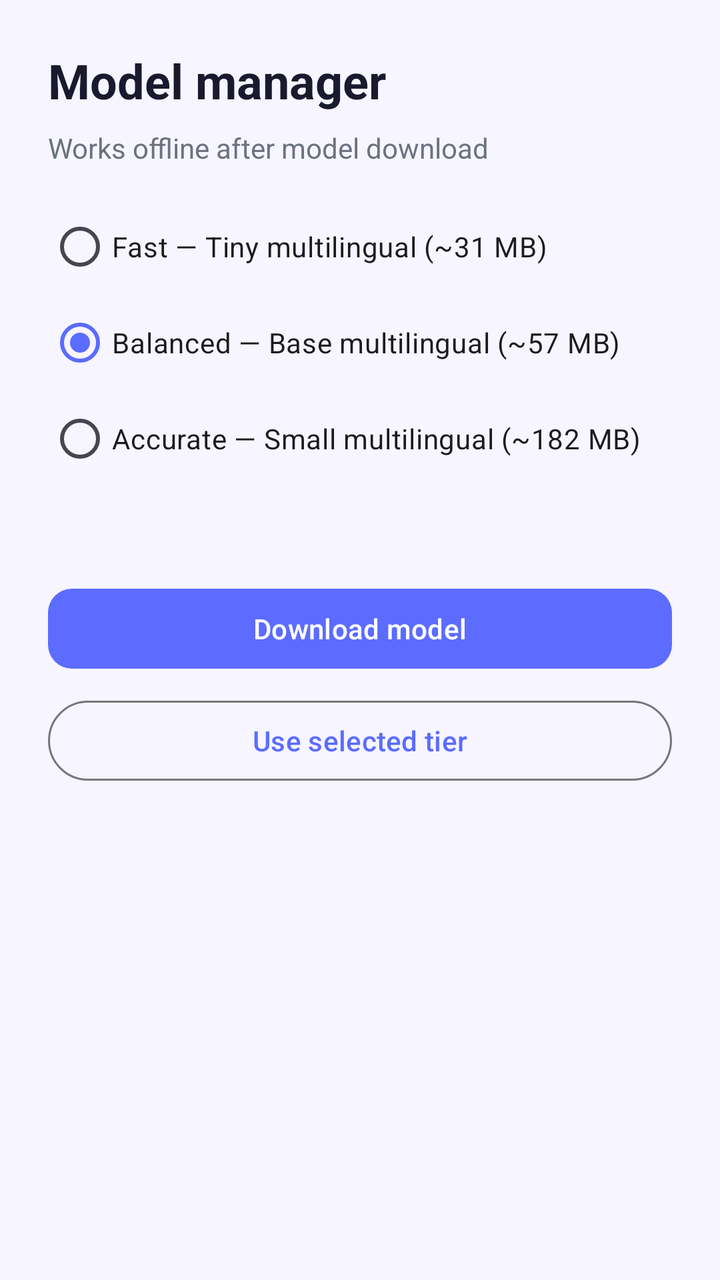
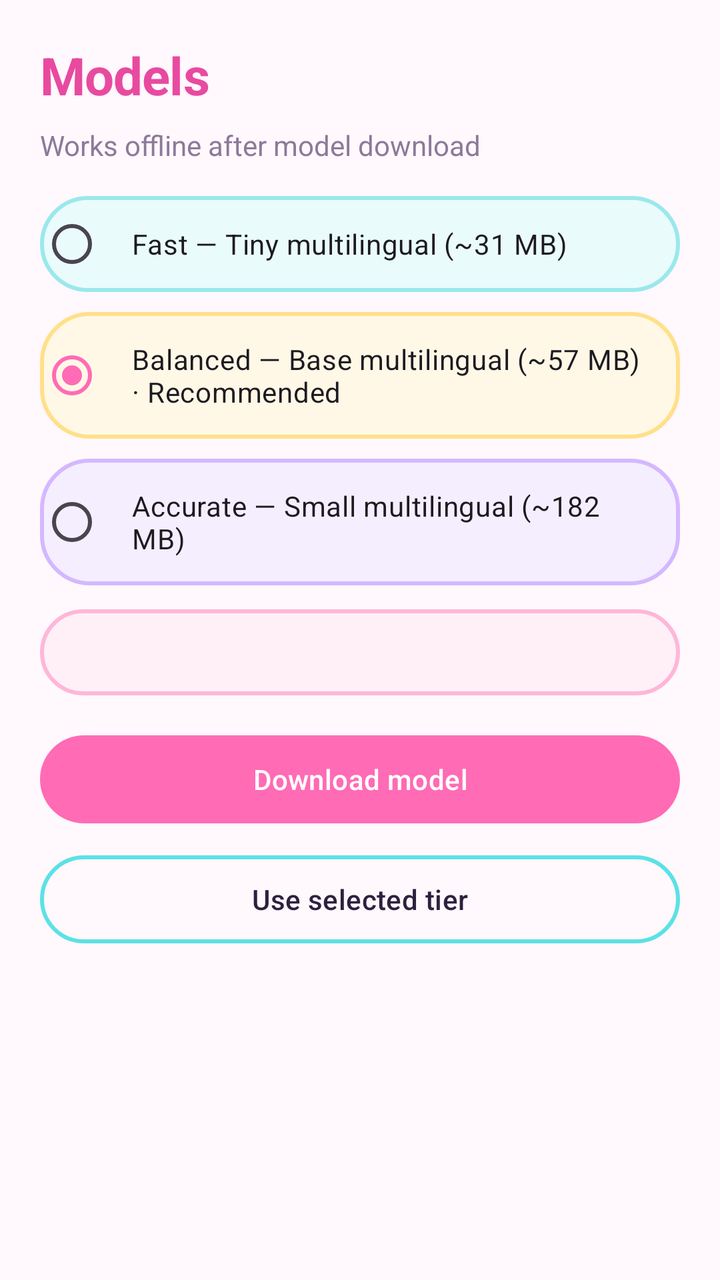

Screens rendered from an Android XML layout before and after an edit, with the pre-edit source and the edit as a unified diff.
<!-- AndroidManifest.xml: application theme Theme.CaptionAction -->
<!-- res/layout/activity_model_manager.xml -->
<?xml version="1.0" encoding="utf-8"?>
<ScrollView xmlns:android="http://schemas.android.com/apk/res/android"
    android:layout_width="match_parent"
    android:layout_height="match_parent"
    android:background="@color/ca_bg"
    android:padding="24dp">
    <LinearLayout
        android:layout_width="match_parent"
        android:layout_height="wrap_content"
        android:orientation="vertical">
        <TextView
            style="@style/TextAppearance.CaptionAction.Title"
            android:layout_width="match_parent"
            android:layout_height="wrap_content"
            android:text="@string/model_manager" />
        <TextView
            android:layout_width="match_parent"
            android:layout_height="wrap_content"
            android:layout_marginTop="8dp"
            android:text="@string/offline_ready"
            android:textColor="@color/ca_muted" />
        <RadioGroup
            android:id="@+id/modelGroup"
            android:layout_width="match_parent"
            android:layout_height="wrap_content"
            android:layout_marginTop="16dp">
            <RadioButton android:id="@+id/radioFast" android:layout_width="match_parent" android:layout_height="wrap_content" android:text="@string/model_fast" />
            <RadioButton android:id="@+id/radioBalanced" android:layout_width="match_parent" android:layout_height="wrap_content" android:text="@string/model_balanced" android:checked="true" />
            <RadioButton android:id="@+id/radioAccurate" android:layout_width="match_parent" android:layout_height="wrap_content" android:text="@string/model_accurate" />
        </RadioGroup>
        <TextView
            android:id="@+id/modelStatus"
            android:layout_width="match_parent"
            android:layout_height="wrap_content"
            android:layout_marginTop="12dp" />
        <ProgressBar
            android:id="@+id/downloadProgress"
            style="?android:attr/progressBarStyleHorizontal"
            android:layout_width="match_parent"
            android:layout_height="wrap_content"
            android:layout_marginTop="8dp"
            android:visibility="gone"
            android:max="100" />
        <com.google.android.material.button.MaterialButton
            android:id="@+id/btnDownload"
            android:layout_width="match_parent"
            android:layout_height="wrap_content"
            android:layout_marginTop="16dp"
            android:text="@string/download_model" />
        <com.google.android.material.button.MaterialButton
            android:id="@+id/btnSelect"
            style="@style/Widget.Material3.Button.OutlinedButton"
            android:layout_width="match_parent"
            android:layout_height="wrap_content"
            android:layout_marginTop="8dp"
            android:text="Use selected tier" />
    </LinearLayout>
</ScrollView>
<!-- resources referenced by this layout -->
<resources>
  <color name="ca_bg">#F7F5FF</color>
  <color name="ca_muted">#6B7280</color>
  <string name="model_balanced">Balanced — Base multilingual (~57 MB)</string>
  <string name="model_manager">Model manager</string>
  <style name="TextAppearance.CaptionAction.Title" parent="TextAppearance.Material3.HeadlineSmall">
          <item name="android:textColor">@color/ca_text</item>
          <item name="android:textStyle">bold</item>
      </style>
  <style name="Theme.CaptionAction" parent="Theme.Material3.Light.NoActionBar">
          <item name="colorPrimary">@color/ca_primary</item>
          <item name="colorPrimaryDark">@color/ca_primary_dark</item>
          <item name="colorAccent">@color/ca_accent</item>
          <item name="android:statusBarColor">@color/ca_primary</item>
          <item name="android:navigationBarColor">@color/ca_bg</item>
          <item name="android:windowBackground">@color/ca_bg</item>
          <item name="materialButtonStyle">@style/Widget.CaptionAction.Button</item>
      </style>
  <color name="ca_text">#1A1A2E</color>
  <color name="ca_primary">#5B6CFF</color>
  <color name="ca_primary_dark">#3D4AD1</color>
  <color name="ca_accent">#FF8FAB</color>
  <style name="Widget.CaptionAction.Button" parent="Widget.Material3.Button">
          <item name="cornerRadius">12dp</item>
      </style>
  <!-- unchanged entries left out for length: 4 -->
</resources>

<!-- the commit's change to res/layout/activity_model_manager.xml (unified diff, before → after) -->
@@ -1,58 +1,158 @@
 <?xml version="1.0" encoding="utf-8"?>
-<ScrollView xmlns:android="http://schemas.android.com/apk/res/android"
+<FrameLayout xmlns:android="http://schemas.android.com/apk/res/android"
+    xmlns:app="http://schemas.android.com/apk/res-auto"
     android:layout_width="match_parent"
     android:layout_height="match_parent"
-    android:background="@color/ca_bg"
-    android:padding="24dp">
-    <LinearLayout
+    android:background="@color/ca_bg">
+
+    <ScrollView
         android:layout_width="match_parent"
-        android:layout_height="wrap_content"
-        android:orientation="vertical">
-        <TextView
-            style="@style/TextAppearance.CaptionAction.Title"
+        android:layout_height="match_parent"
+        android:padding="20dp">
+        <LinearLayout
             android:layout_width="match_parent"
             android:layout_height="wrap_content"
-            android:text="@string/model_manager" />
-        <TextView
+            android:orientation="vertical">
+
+            <TextView
+                style="@style/TextAppearance.CaptionAction.Title"
+                android:layout_width="match_parent"
+                android:layout_height="wrap_content"
+                android:text="@string/model_manager"
+                android:textSize="26sp" />
+
+            <TextView
+                android:layout_width="match_parent"
+                android:layout_height="wrap_content"
+                android:layout_marginTop="8dp"
+                android:text="@string/offline_ready"
+                android:textColor="@color/ca_muted" />
+
+            <RadioGroup
+                android:id="@+id/modelGroup"
+                android:layout_width="match_parent"
+                android:layout_height="wrap_content"
+                android:layout_marginTop="16dp">
+
+                <RadioButton
+                    android:id="@+id/radioFast"
+                    android:layout_width="match_parent"
+                    android:layout_height="wrap_content"
+                    android:background="@drawable/bg_card_cyan"
+                    android:layout_marginBottom="10dp"
+                    android:padding="14dp"
+                    android:text="@string/model_fast" />
+
+                <RadioButton
+                    android:id="@+id/radioBalanced"
+                    android:layout_width="match_parent"
+                    android:layout_height="wrap_content"
+                    android:background="@drawable/bg_card_yellow"
+                    android:layout_marginBottom="10dp"
+                    android:padding="14dp"
+                    android:text="@string/model_balanced"
+                    android:checked="true" />
+
+                <RadioButton
+                    android:id="@+id/radioAccurate"
+                    android:layout_width="match_parent"
+                    android:layout_height="wrap_content"
+                    android:background="@drawable/bg_card_lavender"
+                    android:padding="14dp"
+                    android:text="@string/model_accurate" />
+            </RadioGroup>
+
+            <TextView
+                android:id="@+id/modelStatus"
+                android:layout_width="match_parent"
+                android:layout_height="wrap_content"
+                android:layout_marginTop="12dp"
+                android:background="@drawable/bg_card_pink"
+                android:padding="12dp"
+                android:textColor="@color/ca_text" />
+
+            <com.google.android.material.button.MaterialButton
+                android:id="@+id/btnDownload"
+                android:layout_width="match_parent"
+                android:layout_height="wrap_content"
+                android:layout_marginTop="16dp"
+                android:text="@string/download_model" />
+
+            <com.google.android.material.button.MaterialButton
+                android:id="@+id/btnSelect"
+                style="@style/Widget.CaptionAction.Button.Secondary"
+                android:layout_width="match_parent"
+                android:layout_height="wrap_content"
+                android:layout_marginTop="8dp"
+                android:text="@string/use_selected_tier" />
+        </LinearLayout>
+    </ScrollView>
+
+    
+    <FrameLayout
+        android:id="@+id/loadingOverlay"
+        android:layout_width="match_parent"
+        android:layout_height="match_parent"
+        android:background="#CCFFF8FC"
+        android:clickable="true"
+        android:focusable="true"
+        android:visibility="gone">
+
+        <LinearLayout
             android:layout_width="match_parent"
             android:layout_height="wrap_content"
-            android:layout_marginTop="8dp"
-            android:text="@string/offline_ready"
-            android:textColor="@color/ca_muted" />
-        <RadioGroup
-            android:id="@+id/modelGroup"
-            android:layout_width="match_parent"
-            android:layout_height="wrap_content"
-            android:layout_marginTop="16dp">
-            <RadioButton android:id="@+id/radioFast" android:layout_width="match_parent" android:layout_height="wrap_content" android:text="@string/model_fast" />
-            <RadioButton android:id="@+id/radioBalanced" android:layout_width="match_parent" android:layout_height="wrap_content" android:text="@string/model_balanced" android:checked="true" />
-            <RadioButton android:id="@+id/radioAccurate" android:layout_width="match_parent" android:layout_height="wrap_content" android:text="@string/model_accurate" />
-        </RadioGroup>
-        <TextView
-            android:id="@+id/modelStatus"
-            android:layout_width="match_parent"
-            android:layout_height="wrap_content"
-            android:layout_marginTop="12dp" />
-        <ProgressBar
-            android:id="@+id/downloadProgress"
-            style="?android:attr/progressBarStyleHorizontal"
-            android:layout_width="match_parent"
-            android:layout_height="wrap_content"
-            android:layout_marginTop="8dp"
-            android:visibility="gone"
-            android:max="100" />
-        <com.google.android.material.button.MaterialButton
-            android:id="@+id/btnDownload"
-            android:layout_width="match_parent"
-            android:layout_height="wrap_content"
-            android:layout_marginTop="16dp"
-            android:text="@string/download_model" />
-        <com.google.android.material.button.MaterialButton
-            android:id="@+id/btnSelect"
-            style="@style/Widget.Material3.Button.OutlinedButton"
-            android:layout_width="match_parent"
-            android:layout_height="wrap_content"
-            android:layout_marginTop="8dp"
-            android:text="Use selected tier" />
-    </LinearLayout>
-</ScrollView>
+            android:layout_gravity="center"
+            android:layout_margin="24dp"
+            android:background="@drawable/bg_loading_card"
+            android:orientation="vertical"
+            android:padding="24dp"
+            android:elevation="8dp">
+
+            <TextView
+                android:layout_width="match_parent"
+                android:layout_height="wrap_content"
+                android:text="@string/downloading_title"
+                android:textColor="@color/ca_primary_dark"
+                android:textSize="20sp"
+                android:textStyle="bold"
+                android:gravity="center" />
+
+            <TextView
+                android:layout_width="match_parent"
+                android:layout_height="wrap_content"
+                android:layout_marginTop="8dp"
+                android:text="@string/downloading_hint"
+                android:textColor="@color/ca_muted"
+                android:gravity="center" />
+
+            <ProgressBar
+                android:id="@+id/downloadProgress"
+                style="?android:attr/progressBarStyleHorizontal"
+                android:layout_width="match_parent"
+                android:layout_height="18dp"
+                android:layout_marginTop="18dp"
+                android:max="100"
+                android:progress="0"
+                android:progressDrawable="@drawable/bg_progress_fill" />
+
+            <TextView
+                android:id="@+id/downloadPercent"
+                android:layout_width="match_parent"
+                android:layout_height="wrap_content"
+                android:layout_marginTop="8dp"
+                android:gravity="center"
+                android:text="0%"
+                android:textColor="@color/ca_text"
+                android:textSize="22sp"
+                android:textStyle="bold" />
+
+            <com.google.android.material.button.MaterialButton
+                android:id="@+id/btnCancelDownload"
+                style="@style/Widget.CaptionAction.Button.Danger"
+                android:layout_width="match_parent"
+                android:layout_height="wrap_content"
+                android:layout_marginTop="16dp"
+                android:text="@string/cancel_download" />
+        </LinearLayout>
+    </FrameLayout>
+</FrameLayout>
<!-- resource entries referenced after the edit -->
@@ -1,29 +1,126 @@
 <!-- resources referenced by this layout -->
 <resources>
-  <color name="ca_bg">#F7F5FF</color>
-  <color name="ca_muted">#6B7280</color>
-  <string name="model_balanced">Balanced — Base multilingual (~57 MB)</string>
-  <string name="model_manager">Model manager</string>
+  <color name="ca_bg">#FFF8FC</color>
+  <color name="ca_muted">#8B7A9A</color>
+  <string name="model_balanced">Balanced — Base multilingual (~57 MB) · Recommended</string>
+  <string name="model_manager">Models</string>
+  <string name="use_selected_tier">Use selected tier</string>
   <style name="TextAppearance.CaptionAction.Title" parent="TextAppearance.Material3.HeadlineSmall">
+          <item name="android:textColor">@color/ca_primary_dark</item>
+          <item name="android:textStyle">bold</item>
+          <item name="android:letterSpacing">-0.01</item>
+      </style>
+  <style name="Widget.CaptionAction.Button.Danger" parent="Widget.Material3.Button">
+          <item name="cornerRadius">28dp</item>
+          <item name="backgroundTint">@color/ca_close</item>
+          <item name="android:textColor">@color/ca_white</item>
+          <item name="android:minHeight">52dp</item>
+      </style>
+  <style name="Widget.CaptionAction.Button.Secondary" parent="Widget.Material3.Button.OutlinedButton">
+          <item name="cornerRadius">28dp</item>
+          <item name="strokeColor">@color/ca_cyan</item>
+          <item name="strokeWidth">2dp</item>
           <item name="android:textColor">@color/ca_text</item>
-          <item name="android:textStyle">bold</item>
+          <item name="android:minHeight">52dp</item>
       </style>
   <style name="Theme.CaptionAction" parent="Theme.Material3.Light.NoActionBar">
           <item name="colorPrimary">@color/ca_primary</item>
           <item name="colorPrimaryDark">@color/ca_primary_dark</item>
+          <item name="colorPrimaryContainer">@color/ca_pink_soft</item>
+          <item name="colorSecondary">@color/ca_cyan</item>
+          <item name="colorSecondaryContainer">@color/ca_cyan_soft</item>
+          <item name="colorTertiary">@color/ca_accent</item>
           <item name="colorAccent">@color/ca_accent</item>
           <item name="android:statusBarColor">@color/ca_primary</item>
           <item name="android:navigationBarColor">@color/ca_bg</item>
           <item name="android:windowBackground">@color/ca_bg</item>
+          <item name="android:textColorPrimary">@color/ca_text</item>
           <item name="materialButtonStyle">@style/Widget.CaptionAction.Button</item>
+          <item name="materialCardViewStyle">@style/Widget.CaptionAction.Card</item>
       </style>
-  <color name="ca_text">#1A1A2E</color>
-  <color name="ca_primary">#5B6CFF</color>
-  <color name="ca_primary_dark">#3D4AD1</color>
-  <color name="ca_accent">#FF8FAB</color>
+  <color name="ca_card_cyan">#EAFBFC</color>
+  <color name="ca_card_lavender">#F5EEFF</color>
+  <color name="ca_card_pink">#FFF0F7</color>
+  <color name="ca_card_yellow">#FFF8E7</color>
+  <color name="ca_text">#2D2140</color>
+  <!-- drawable bg_card_cyan (drawable) -->
+  <?xml version="1.0" encoding="utf-8"?>
+  <shape xmlns:android="http://schemas.android.com/apk/res/android" android:shape="rectangle">
+      <solid android:color="@color/ca_card_cyan" />
+      <corners android:radius="24dp" />
+      <stroke android:width="2dp" android:color="#9AE8EC" />
+  </shape>
+  <!-- drawable bg_card_lavender (drawable) -->
+  <?xml version="1.0" encoding="utf-8"?>
+  <shape xmlns:android="http://schemas.android.com/apk/res/android" android:shape="rectangle">
+      <solid android:color="@color/ca_card_lavender" />
+      <corners android:radius="24dp" />
+      <stroke android:width="2dp" android:color="#D4B8FF" />
+  </shape>
+  <!-- drawable bg_card_pink (drawable) -->
+  <?xml version="1.0" encoding="utf-8"?>
+  <shape xmlns:android="http://schemas.android.com/apk/res/android" android:shape="rectangle">
+      <solid android:color="@color/ca_card_pink" />
+      <corners android:radius="24dp" />
+      <stroke android:width="2dp" android:color="#FFB6D9" />
+  </shape>
+  <!-- drawable bg_card_yellow (drawable) -->
+  <?xml version="1.0" encoding="utf-8"?>
+  <shape xmlns:android="http://schemas.android.com/apk/res/android" android:shape="rectangle">
+      <solid android:color="@color/ca_card_yellow" />
+      <corners android:radius="24dp" />
+      <stroke android:width="2dp" android:color="#FFE08A" />
+  </shape>
+  <!-- drawable bg_loading_card (drawable) -->
+  <?xml version="1.0" encoding="utf-8"?>
+  <shape xmlns:android="http://schemas.android.com/apk/res/android" android:shape="rectangle">
+      <solid android:color="@color/ca_card_lavender" />
+      <corners android:radius="28dp" />
+      <stroke android:width="2dp" android:color="#D4B8FF" />
+  </shape>
+  <!-- drawable bg_progress_fill (drawable) -->
+  <?xml version="1.0" encoding="utf-8"?>
+  <layer-list xmlns:android="http://schemas.android.com/apk/res/android">
+      <item android:id="@android:id/background">
+          <shape android:shape="rectangle">
+              <solid android:color="#FFE0F0" />
+              <corners android:radius="999dp" />
+          </shape>
+      </item>
+      <item android:id="@android:id/progress">
+          <clip>
+              <shape android:shape="rectangle">
+                  <solid android:color="@color/ca_primary" />
+                  <corners android:radius="999dp" />
+              </shape>
+          </clip>
+      </item>
+  </layer-list>
+  <string name="cancel_download">Cancel download</string>
+  <string name="downloading_hint">Grab a snack — this is a one-time download. Demo captions still work without it.</string>
+  <string name="downloading_title">Downloading model…</string>
+  <color name="ca_primary">#FF6BB5</color>
+  <color name="ca_close">#FF8A7A</color>
+  <color name="ca_white">#FFFFFF</color>
+  <color name="ca_cyan">#5CE1E6</color>
+  <color name="ca_pink_soft">#FFE0F0</color>
+  <color name="ca_cyan_soft">#D6F7F9</color>
+  <color name="ca_primary_dark">#E84AA0</color>
+  <color name="ca_accent">#FFD166</color>
   <style name="Widget.CaptionAction.Button" parent="Widget.Material3.Button">
-          <item name="cornerRadius">12dp</item>
+          <item name="cornerRadius">28dp</item>
+          <item name="backgroundTint">@color/ca_primary</item>
+          <item name="android:textColor">@color/ca_white</item>
+          <item name="android:minHeight">52dp</item>
+          <item name="android:textAllCaps">false</item>
+          <item name="android:letterSpacing">0.01</item>
       </style>
+  <style name="Widget.CaptionAction.Card" parent="Widget.Material3.CardView.Elevated">
+          <item name="cardCornerRadius">24dp</item>
+          <item name="cardElevation">4dp</item>
+          <item name="cardBackgroundColor">@color/ca_surface</item>
+      </style>
+  <color name="ca_surface">#FFFFFF</color>
   <!-- unchanged entries left out for length: 4 -->
 </resources>
 
